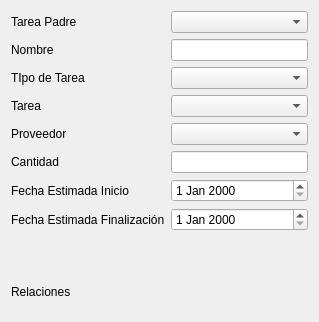
Qt form mksPlanner/views/dlgeditplanningtask.ui (diegowald/mksPlanner) before a commit; both pictures show x 0 to 319 and y 0 to 322 of the 319 by 501 pixel window.
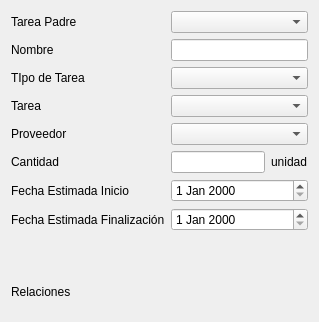
The same form after that commit. Icons and pictures are not drawn.

Patch:
```diff
--- a/mksPlanner/views/dlgeditplanningtask.ui
+++ b/mksPlanner/views/dlgeditplanningtask.ui
@@ -83,7 +83,18 @@
       </widget>
      </item>
      <item row="5" column="1">
-      <widget class="QLineEdit" name="txtCantidad"/>
+      <layout class="QHBoxLayout" name="horizontalLayout_2">
+       <item>
+        <widget class="QLineEdit" name="txtCantidad"/>
+       </item>
+       <item>
+        <widget class="QLabel" name="lblUnidadMedida">
+         <property name="text">
+          <string>unidad</string>
+         </property>
+        </widget>
+       </item>
+      </layout>
      </item>
      <item row="6" column="0">
       <widget class="QLabel" name="label_5">
```
Left out of the diff: 32 changed lines with no effect on the pictures.
